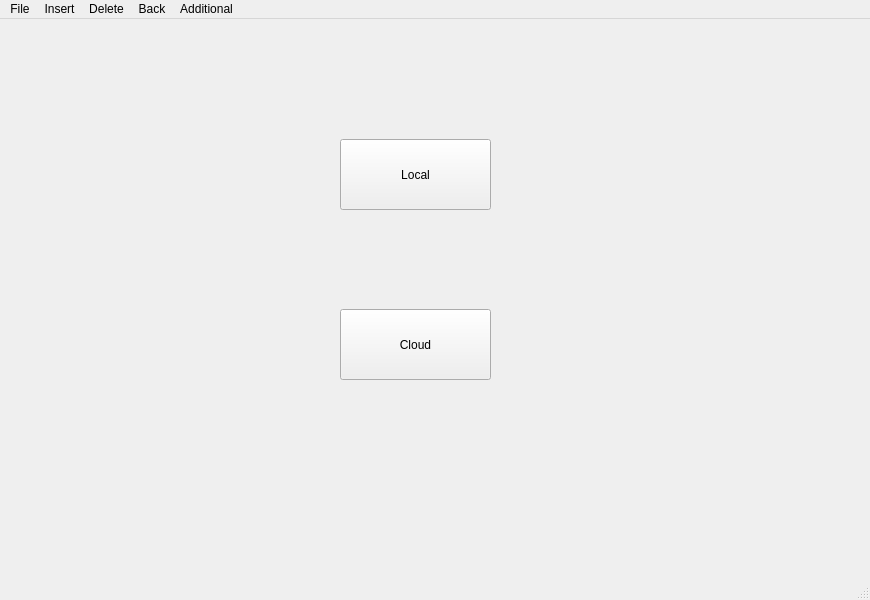
First picture: the form in mainwindow.ui, repository brennanafrank/EasyDraft, before the edit.
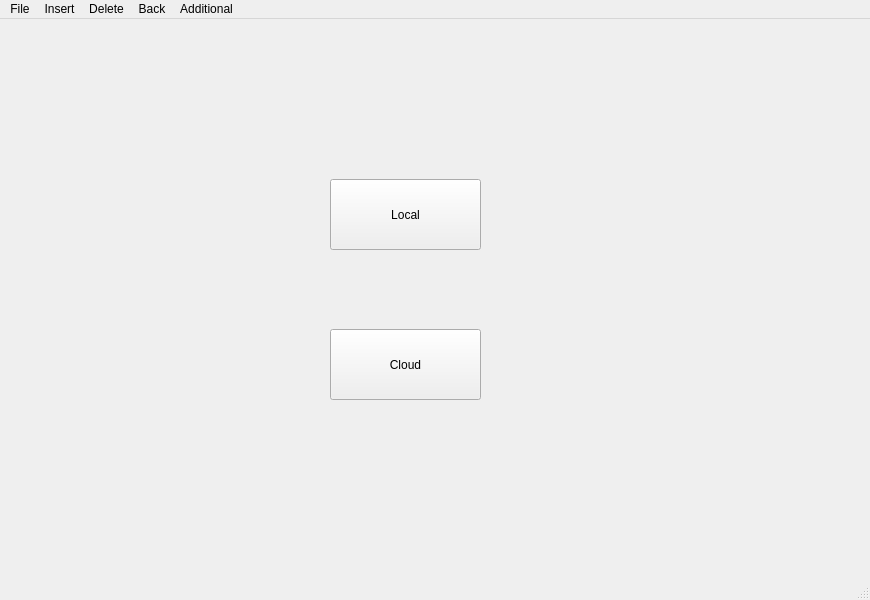
Second picture: the form after the edit. The open tabs and pages were chosen to show the change. Icons and pictures are not drawn.

Commit message: Started with exporting, however, there is an issue in the basckend code

Diff of the .ui file:
```diff
--- a/mainwindow.ui
+++ b/mainwindow.ui
@@ -227,8 +227,8 @@
      <widget class="QPushButton" name="pushButton_5">
       <property name="geometry">
        <rect>
-        <x>360</x>
-        <y>120</y>
+        <x>350</x>
+        <y>160</y>
         <width>151</width>
         <height>71</height>
        </rect>
@@ -240,8 +240,8 @@
      <widget class="QPushButton" name="pushButton_7">
       <property name="geometry">
        <rect>
-        <x>360</x>
-        <y>290</y>
+        <x>350</x>
+        <y>310</y>
         <width>151</width>
         <height>71</height>
        </rect>
```
The commit also changes 2 other files.
